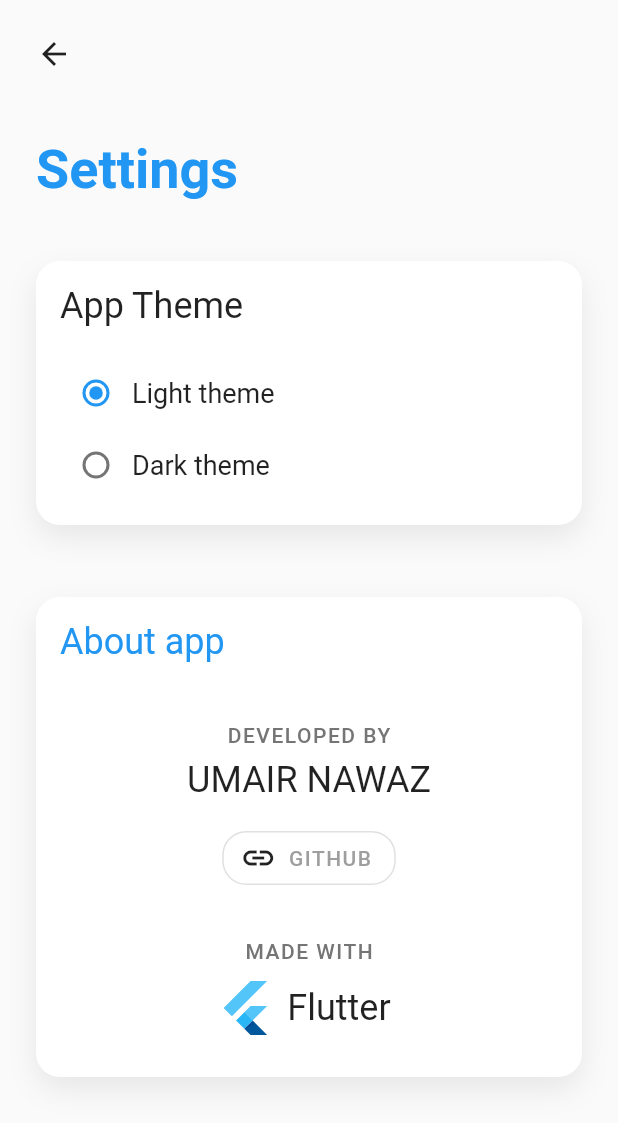
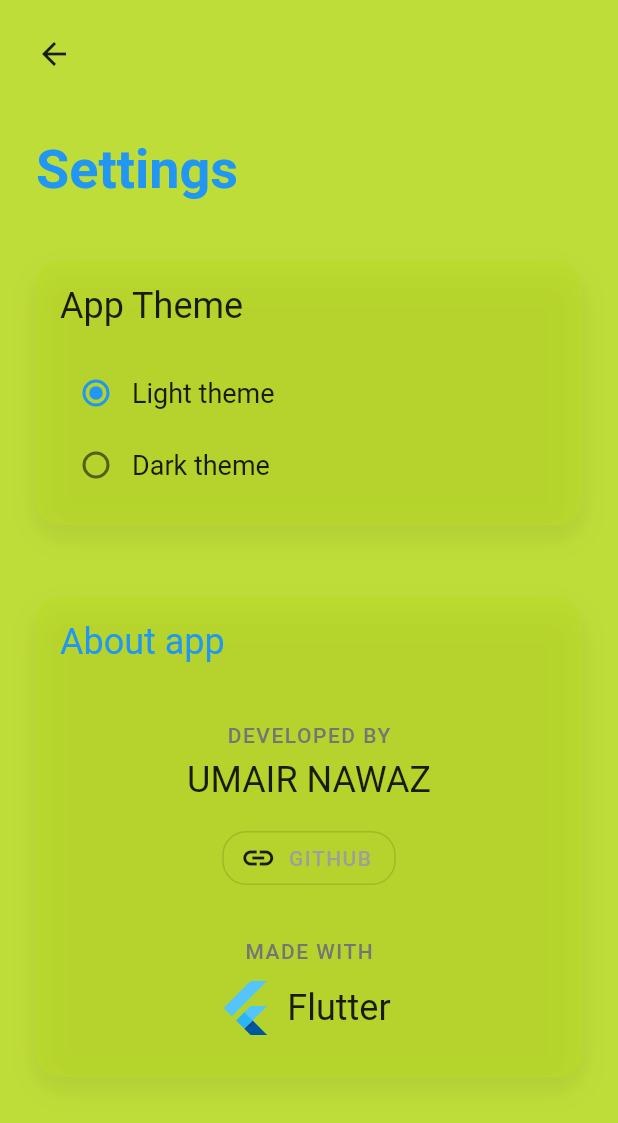
Before and after one commit to umairnawaz333/Notes-Taking-App, a Flutter app: the MyHomePage screen opened directly, after a tap on the "settings" icon, on a phone screen of 412 x 824 dp. Shown: the top 1123 px of the screen. Run offline on Flutter 3.47's test engine with Material 2 defaults, Android fonts, the phone set to English and light mode, and no system bars; our stand-ins replace firebase_auth, firebase_core, fluttertoast, outline_material_icons, share, shared_preferences and 1 more; accounts and stored records are empty; Roboto replaces fonts that are missing (ZillaSlab).

Commit message:
Attractive UI Done

```diff
--- a/lib/components/cards.dart
+++ b/lib/components/cards.dart
@@ -46,6 +46,7 @@
             splashColor: color.withAlpha(20),
             highlightColor: color.withAlpha(10),
             child: Container(
+              color: Color.fromRGBO(187, 220, 38, 0.5),
               padding: EdgeInsets.all(16),
               child: Column(
                 crossAxisAlignment: CrossAxisAlignment.start,
@@ -127,8 +128,10 @@
         decoration: BoxDecoration(
           border: Border.all(color: Theme.of(context).primaryColor, width: 2),
           borderRadius: BorderRadius.circular(16),
+          color: Color.fromRGBO(187, 220, 38, .5),
         ),
         child: Material(
+          color: Color.fromRGBO(187, 220, 38, .5),
           borderRadius: BorderRadius.circular(16),
           clipBehavior: Clip.antiAlias,
           child: Container(
--- a/lib/screens/edit.dart
+++ b/lib/screens/edit.dart
@@ -51,6 +51,7 @@
   @override
   Widget build(BuildContext context) {
     return Scaffold(
+      backgroundColor: Color.fromRGBO(187, 220, 38, 0.8),
         body: Stack(
       children: <Widget>[
         ListView(
--- a/lib/screens/home.dart
+++ b/lib/screens/home.dart
@@ -51,6 +51,7 @@
   @override
   Widget build(BuildContext context) {
     return Scaffold(
+      backgroundColor: Color.fromRGBO(187, 220, 38, 0.8),
       // floatingActionButton: FloatingActionButton.extended(
       //   backgroundColor: Theme.of(context).primaryColor,
       //   onPressed: () {
--- a/lib/screens/settings.dart
+++ b/lib/screens/settings.dart
@@ -30,6 +30,7 @@
     });
 
     return Scaffold(
+      backgroundColor: Color.fromRGBO(187, 220, 38, 0.9 ),
       body: ListView(
         physics: BouncingScrollPhysics(),
         children: <Widget>[
@@ -51,7 +52,8 @@
                 padding: const EdgeInsets.only(left: 16, top: 36, right: 24),
                 child: buildHeaderWidget(context),
               ),
-              buildCardWidget(Column(
+              buildCardWidget(
+                  Column(
                 crossAxisAlignment: CrossAxisAlignment.start,
                 children: <Widget>[
                   Text('App Theme',
@@ -173,7 +175,7 @@
   Widget buildCardWidget(Widget child) {
     return Container(
       decoration: BoxDecoration(
-          color: Theme.of(context).dialogBackgroundColor,
+          color: Color.fromRGBO(187, 220, 38, 0.5),
           borderRadius: BorderRadius.circular(16),
           boxShadow: [
             BoxShadow(
```
